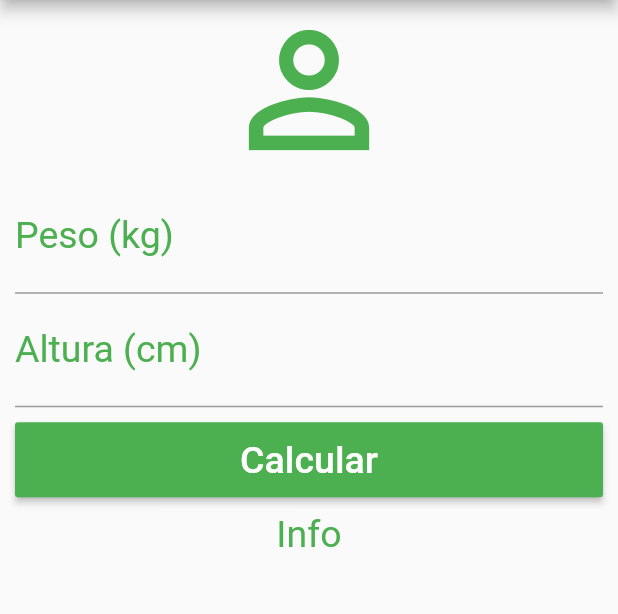
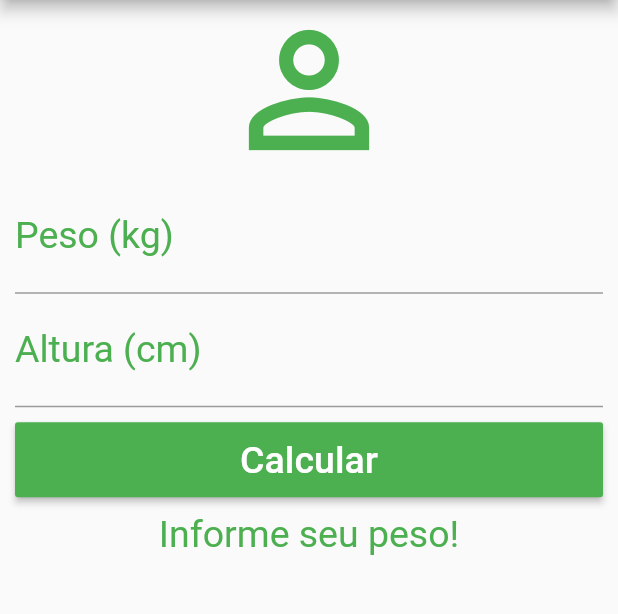
Before and after one commit to drianoaz/flutter-estudos, a Flutter app: the screen it shows after launch, after a tap on "Calcular", on a phone screen of 412 x 824 dp, the part 84-698 px from its top. Run offline on Flutter 3.47's test engine with Material 2 defaults, Android fonts, the phone set to English and light mode, and no system bars.

Commit message:
chore: add controllers and calc

```diff
--- a/projects/calculadora_de_imc/lib/main.dart
+++ b/projects/calculadora_de_imc/lib/main.dart
@@ -14,6 +14,45 @@ class Home extends StatefulWidget {
 }
 
 class _HomeState extends State<Home> {
+
+  TextEditingController weightController = TextEditingController();
+  TextEditingController heightController = TextEditingController();
+
+  String _infoText = "Informe seu peso!";
+
+  void _resetFields() {
+    setState(() {
+      weightController.text = "";
+      heightController.text = "";
+
+      _infoText = "Informe seu peso!";
+    });
+  }
+
+  void _calculate() {
+    double weight = double.parse(weightController.text);
+    double height = double.parse(heightController.text) / 100;
+    double imc = weight / (height * height);
+    print(imc);
+
+    setState(() {
+      if(imc < 18.6) {
+        _infoText = "Abaixo do Peso: (${imc.toStringAsPrecision(3)})";
+      } else if(imc >= 18.6 && imc < 24.9) {
+        _infoText = "Peso Ideal: (${imc.toStringAsPrecision(3)})";
+      } else if(imc >= 24.9 && imc < 29.9) {
+        _infoText = "Levemente Acima do Peso: (${imc.toStringAsPrecision(3)})";
+      } else if(imc >= 29.9 && imc < 34.9) {
+        _infoText = "Obesidade Grau I: (${imc.toStringAsPrecision(3)})";
+      } else if(imc >= 34.9 && imc < 39.9) {
+        _infoText = "Obesidade Grau II: (${imc.toStringAsPrecision(3)})";
+      } else if(imc >= 39.9) {
+        _infoText = "Obesidade Grau III: (${imc.toStringAsPrecision(3)})";
+      }
+    });
+
+  }
+
   @override
   Widget build(BuildContext context) {
     return Scaffold(
@@ -24,7 +63,7 @@ class _HomeState extends State<Home> {
         actions: <Widget>[
           IconButton(
             icon: Icon(Icons.refresh),
-            onPressed: () {},
+            onPressed: _resetFields,
           )
         ],
       ),
@@ -39,6 +78,7 @@ class _HomeState extends State<Home> {
               color: Colors.green,
             ),
             TextField(
+              controller: weightController,
               keyboardType: TextInputType.number,
               decoration: InputDecoration(
                 labelText: "Peso (kg)",
@@ -55,6 +95,7 @@ class _HomeState extends State<Home> {
               cursorColor: Colors.green,
             ),
             TextField(
+              controller: heightController,
               keyboardType: TextInputType.number,
               decoration: InputDecoration(
                 labelText: "Altura (cm)",
@@ -78,7 +119,7 @@ class _HomeState extends State<Home> {
                 height: 50.0,
                 child: RaisedButton(
                   color: Colors.green,
-                  onPressed: () {},
+                  onPressed: _calculate,
                   child: Text(
                     "Calcular",
                     style: TextStyle(
@@ -90,7 +131,7 @@ class _HomeState extends State<Home> {
               ),
             ),
             Text(
-              "Info",
+              _infoText,
               textAlign: TextAlign.center,
               style: TextStyle(
                 color: Colors.green,
```
